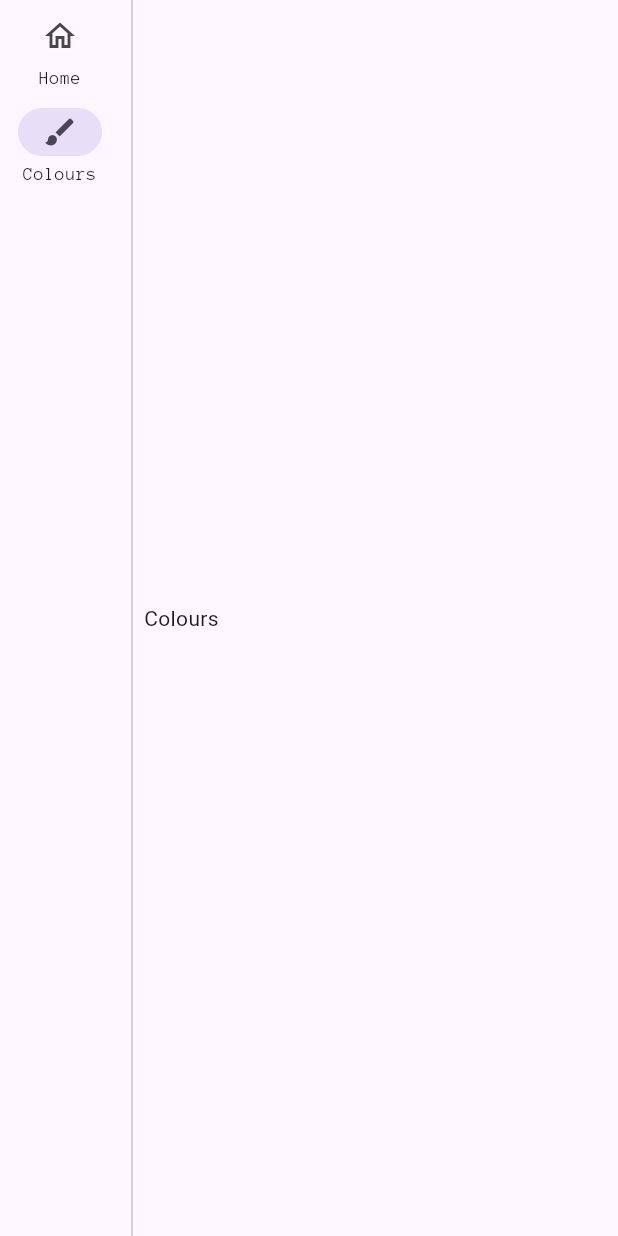
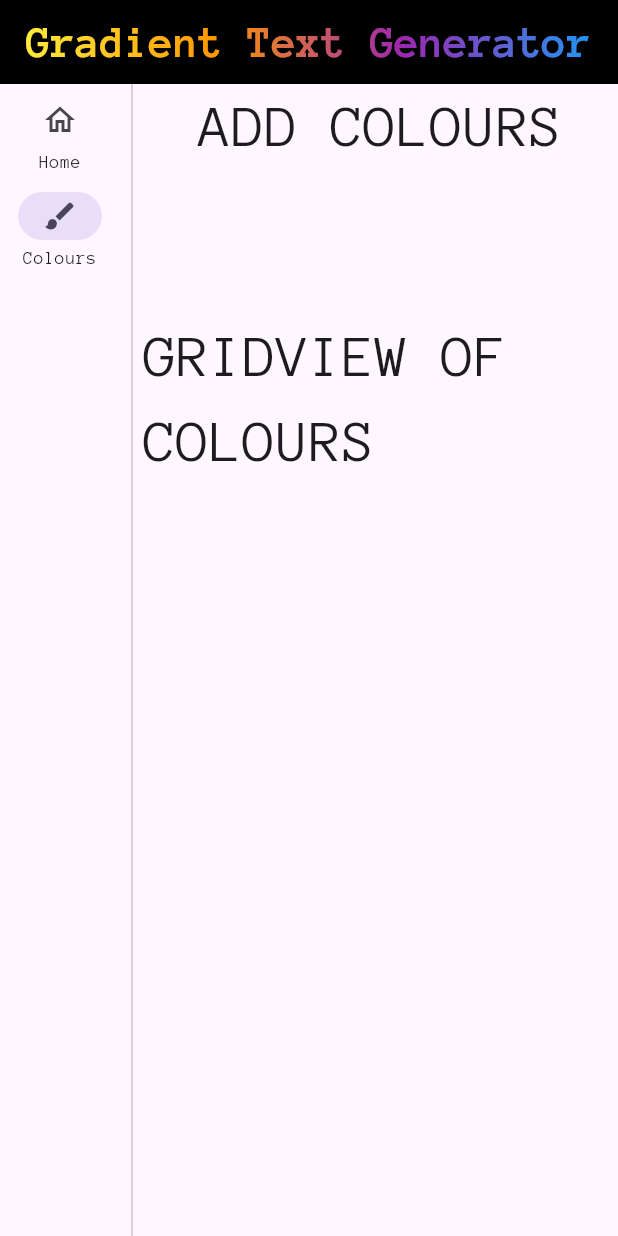
Before and after one commit to Can-duit/gradient_text_generator, a Flutter app: the screen it shows after launch, after a tap on "Colours", on a phone screen of 412 x 824 dp. Run offline on Flutter 3.47's test engine with Material 3 defaults, Android fonts, the light colour scheme and no system bars.

Commit message:
layout done

```diff
--- a/lib/colours_page.dart
+++ b/lib/colours_page.dart
@@ -0,0 +1,29 @@
+import 'package:flutter/material.dart';
+import 'package:gradient_text_generator/widgets.dart';
+
+class ColoursPage extends StatelessWidget {
+  const ColoursPage({super.key});
+
+  @override
+  Widget build(BuildContext context) {
+    return Column(
+      crossAxisAlignment: CrossAxisAlignment.center,
+      children: [
+        Expanded(
+          flex: 1,
+          child: StyledText(
+            'ADD COLOURS',
+            fontSize: 40,
+          ),
+        ),
+        Expanded(
+          flex: 4,
+          child: StyledText(
+            'GRIDVIEW OF COLOURS',
+            fontSize: 40,
+          ),
+        ),
+      ],
+    );
+  }
+}
--- a/lib/home_page.dart
+++ b/lib/home_page.dart
@@ -0,0 +1,33 @@
+import 'package:flutter/material.dart';
+import 'package:gradient_text_generator/widgets.dart';
+
+class HomePage extends StatelessWidget {
+  const HomePage({super.key});
+
+  @override
+  Widget build(BuildContext context) {
+    return Column(
+      crossAxisAlignment: CrossAxisAlignment.center,
+      children: [
+        Expanded(
+          child: StyledText(
+            'TEXT INPUT AREA',
+            fontSize: 40,
+          ),
+        ),
+        Expanded(
+          child: StyledText(
+            'GENERATE BUTTON',
+            fontSize: 40,
+          ),
+        ),
+        Expanded(
+          child: StyledText(
+            'TEXT DISPLAY',
+            fontSize: 40,
+          ),
+        ),
+      ],
+    );
+  }
+}
--- a/lib/main.dart
+++ b/lib/main.dart
@@ -1,5 +1,7 @@
 import 'package:flutter/material.dart';
-import 'package:flutter/foundation.dart';
+import 'package:gradient_text_generator/colours_page.dart';
+import 'package:gradient_text_generator/home_page.dart';
+import 'package:gradient_text_generator/widgets.dart';
 
 void main() {
   runApp(const MainApp());
@@ -14,22 +16,21 @@ class MainApp extends StatelessWidget {
       theme: ThemeData(useMaterial3: true),
       home: const Navigation()
     );
-  }
-}
+  } // Widget build
+} // MainApp
 
 
-
+// Widget for navigating the different pages
 class Navigation extends StatefulWidget {
   const Navigation({super.key});
 
   @override
   State<Navigation> createState() => _NavigationState();
-}
+} // Navigation
 
 class _NavigationState extends State<Navigation> with TickerProviderStateMixin{
 
-  late PageController _controller; // Controller for different pages
-  late int _pageIndex; // Variabl customizablee to see current page
+  late int _pageIndex; // Variable to determine selected page
 
   @override
   void initState() {
@@ -37,30 +38,52 @@ class _NavigationState extends State<Navigation> with TickerProviderStateMixin{
 
     // TODO implement a laod in data spot here
     _pageIndex = 0;
-    _controller = PageController(
-      initialPage: _pageIndex,
-    );
+  }
+
+  // Dispalying a page based on which one was selected
+  Widget _selectedPage(index){
+    switch (index) {
+      case 0:
+      return HomePage();
+      case 1:
+      return ColoursPage();
+      default:
+      return Center(child: Text("HEY! YOU BROKE MY CODE!"));
+    }
+  }
+
+  // Function for when a different page is selected
+  _changePage(index){
+    setState(() {
+      _pageIndex = index;
+    });
   }
 
   @override
-  void dispose() {
-    super.dispose();
-    _controller.dispose();
-  }
-
-  bool get _desktopOrWeb =>
-      kIsWeb ||
-      switch (defaultTargetPlatform) {
-        TargetPlatform.macOS || TargetPlatform.linux || TargetPlatform.windows => true,
-        TargetPlatform.android || TargetPlatform.iOS || TargetPlatform.fuchsia => false,
-      };
-
-
-  @override
   Widget build(BuildContext context){
-    final ThemeData theme = Theme.of(context);
+    // final ThemeData theme = Theme.of(context);
 
     return Scaffold(
+      appBar: AppBar(
+        backgroundColor: Colors.black,
+        title: Center(
+          child: ShaderMask(
+            shaderCallback: (Rect bounds) {
+              return LinearGradient(
+                // TODO load in from database colours for title
+
+                colors: <Color>[Colors.yellow, Colors.orange, Colors.purple, Colors.blue],
+              ).createShader(bounds);
+            },
+            child: const StyledText(
+              'Gradient Text Generator',
+              bold: true,
+              fontSize: 30,
+              styleColour: Colors.white,
+            ),
+          )
+        ),
+      ),
       body: Row(
         children: <Widget> [
           NavigationRail(
@@ -77,22 +100,16 @@ class _NavigationState extends State<Navigation> with TickerProviderStateMixin{
               NavigationRailDestination(
                 icon: Icon(Icons.home_outlined),
                 selectedIcon: Icon(Icons.home),
-                label: Text(
-                  'Home',
-                  style: TextStyle(fontFamily: 'AnonymousPro'),
-                ),
+                label: StyledText('Home',),
               ),
 
               // Colours selection
               NavigationRailDestination(
                 icon: Icon(Icons.brush_outlined),
                 selectedIcon: Icon(Icons.brush),
-                label: Text(
-                  'Colours',
-                  style: TextStyle(fontFamily: 'AnonymousPro'),
-                ),
+                label: StyledText('Colours'),
               ),
-            ], // Destinations
+            ],
           ),
 
           VerticalDivider(),
@@ -100,25 +117,8 @@ class _NavigationState extends State<Navigation> with TickerProviderStateMixin{
           Expanded(
             child: _selectedPage(_pageIndex),
           ),
-        ], // Children
+        ],
       ),
     );
-  }
-
-  Widget _selectedPage(index){
-    switch (index) {
-      case 0:
-      return Container(child: Text("Main"));
-      case 1:
-      return Container(child: Text("Colours"));
-      default:
-      return Container(child: Text("This shouldn't happen"));
-    }
-  }
-
-  _changePage(index){
-    setState(() {
-      _pageIndex = index;
-    });
-  }
-}
+  } // Widget build
+} // _NavigationState
--- a/lib/widgets.dart
+++ b/lib/widgets.dart
@@ -1 +1,72 @@
 import 'package:flutter/material.dart';
+
+class StyledText extends StatelessWidget {
+  final String text;
+  final bool bold;
+  final bool italicize;
+  final double? fontSize;
+  final Color? styleColour;
+  final StrutStyle? strutStyle;
+  final TextAlign? textAlign;
+  final TextDirection? textDirection;
+  final Locale? locale;
+  final bool? softWrap;
+  final TextOverflow? overflow;
+  final TextScaler? textScaler;
+  final int? maxLines;
+  final String? semanticsLabel;
+  final TextWidthBasis? textWidthBasis;
+  final TextHeightBehavior? textHeightBehavior;
+  final Color? selectionColor;
+
+
+  const StyledText(this.text, {
+    super.key,
+    this.bold = false,
+    this.italicize = false,
+    this.fontSize,
+    this.styleColour,
+    this.strutStyle,
+    this.textAlign,
+    this.textDirection,
+    this.locale,
+    this.softWrap,
+    this.overflow,
+    this.textScaler,
+    this.maxLines,
+    this.semanticsLabel,
+    this.textWidthBasis,
+    this.textHeightBehavior,
+    this.selectionColor,
+  });
+
+  @override
+  Widget build(BuildContext context) {
+    return Text(
+      text,
+
+      // Setting the style of the text (bold + italic) and default font
+      style: TextStyle(
+        color: styleColour,
+        fontSize: fontSize,
+        fontFamily: 'AnonymousPro',
+        fontWeight: bold? FontWeight.bold: FontWeight.normal,
+        fontStyle: italicize? FontStyle.italic: FontStyle.normal,
+      ),
+
+      // Other options in normal text widget
+      strutStyle: strutStyle,
+      textAlign: textAlign,
+      textDirection: textDirection,
+      locale: locale,
+      softWrap: softWrap,
+      overflow: overflow,
+      textScaler: textScaler,
+      maxLines: maxLines,
+      semanticsLabel: semanticsLabel,
+      textWidthBasis: textWidthBasis,
+      textHeightBehavior: textHeightBehavior,
+      selectionColor: selectionColor,
+    );
+  }
+}
```
Also changed, not shown: lib/database.dart (added), lib/provider.dart (added).
